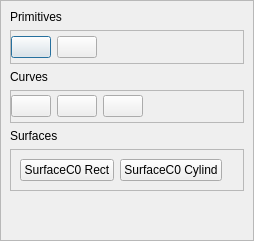
Jakub-Ciecierski/InfinityCAD, file apps/ifc_editor_qt/objects_dialog.ui: the form before one commit.
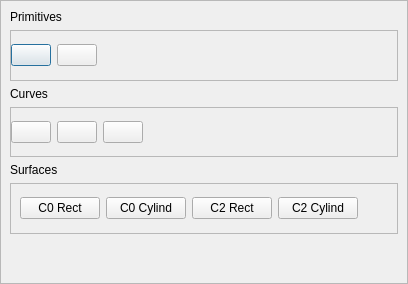
The form after the commit. Icons and pictures are not drawn.

Commit message: Surface C2 Full functionality

What changed in the file:
```diff
--- a/apps/ifc_editor_qt/objects_dialog.ui
+++ b/apps/ifc_editor_qt/objects_dialog.ui
@@ -6,8 +6,8 @@
    <rect>
     <x>0</x>
     <y>0</y>
-    <width>254</width>
-    <height>241</height>
+    <width>408</width>
+    <height>284</height>
    </rect>
   </property>
   <property name="windowTitle">
@@ -39,8 +39,8 @@
        <rect>
         <x>0</x>
         <y>0</y>
-        <width>285</width>
-        <height>226</height>
+        <width>406</width>
+        <height>282</height>
        </rect>
       </property>
       <layout class="QVBoxLayout" name="verticalLayout_2">
@@ -308,14 +308,28 @@
           <item>
            <widget class="QPushButton" name="surfaceC0RectButton">
             <property name="text">
-             <string>SurfaceC0 Rect</string>
+             <string>C0 Rect</string>
             </property>
            </widget>
           </item>
           <item>
            <widget class="QPushButton" name="surfaceC0CylinderButton">
             <property name="text">
-             <string>SurfaceC0 Cylind</string>
+             <string>C0 Cylind</string>
+            </property>
+           </widget>
+          </item>
+          <item>
+           <widget class="QPushButton" name="surfaceC2RectButton">
+            <property name="text">
+             <string>C2 Rect</string>
+            </property>
+           </widget>
+          </item>
+          <item>
+           <widget class="QPushButton" name="surfaceC2CylinderButton">
+            <property name="text">
+             <string>C2 Cylind</string>
             </property>
            </widget>
           </item>
```
Left out of the diff: 34 changed lines with no effect on the pictures. The commit also changes 22 other files.
